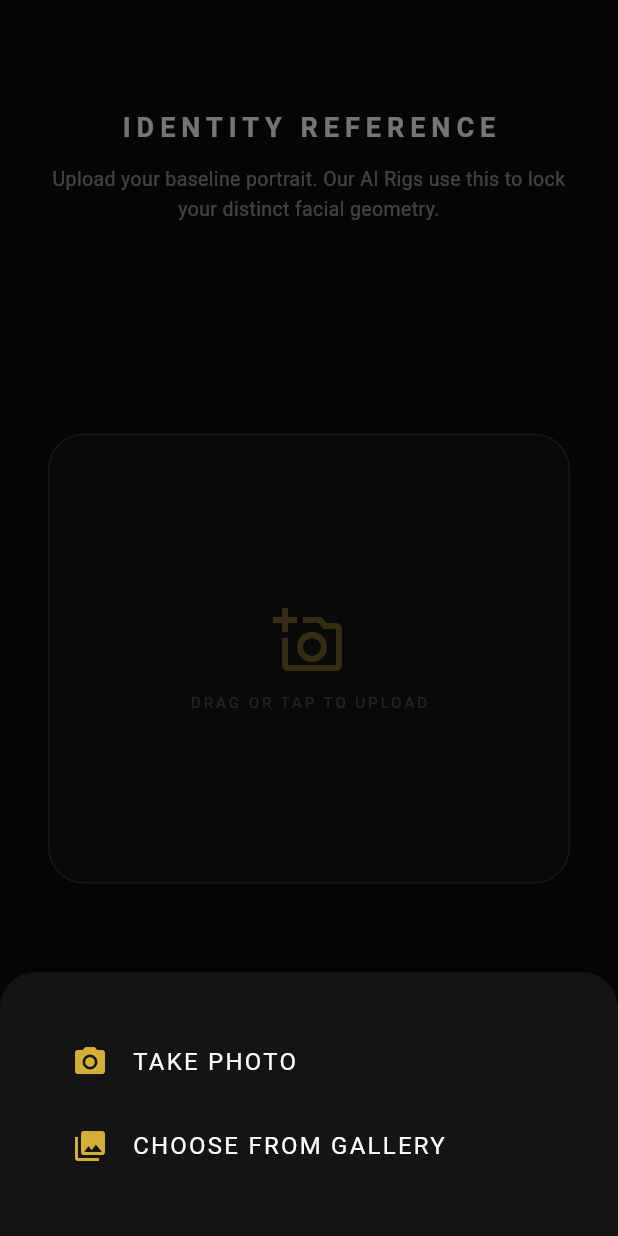
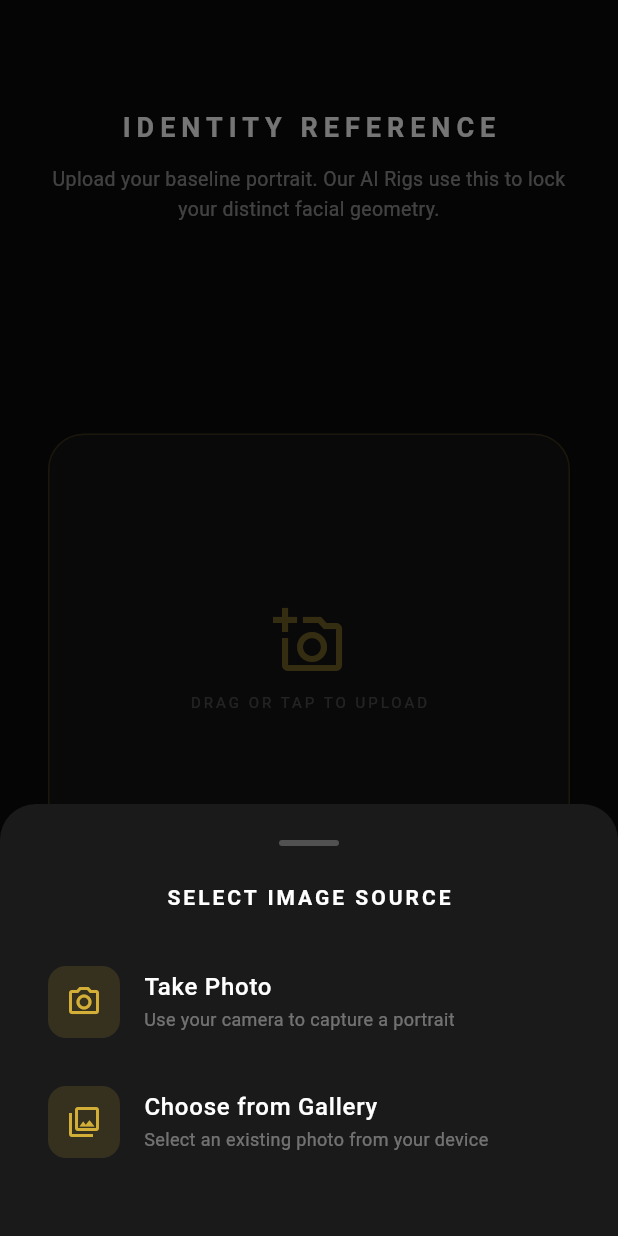
Before and after one commit to Ced-Maker4352/luxe_mobile, a Flutter app: the IdentityReferenceScreen screen opened by its route, after a tap on "DRAG OR TAP TO UPLOAD", on a phone screen of 412 x 824 dp. Run offline on Flutter 3.47's test engine with Material 3 defaults, Android fonts, the phone set to English and light mode, and no system bars; our stand-ins replace flutter_dotenv, google_generative_ai, image_picker; missing offline and left inert: flutter_stripe; network calls fail.

Commit message:
feat(screen): add access granted flow and refactor image picker to use bytes and modal sheet

```diff
--- a/lib/main.dart
+++ b/lib/main.dart
@@ -6,6 +6,7 @@ import 'screens/boutique_screen.dart';
 import 'screens/camera_selection_screen.dart';
 import 'screens/identity_reference_screen.dart';
 import 'screens/studio_dashboard_screen.dart';
+import 'screens/access_granted_screen.dart';
 import 'providers/session_provider.dart';
 import 'services/stripe_service.dart';
 
--- a/lib/screens/identity_reference_screen.dart
+++ b/lib/screens/identity_reference_screen.dart
@@ -1,4 +1,5 @@
-import 'dart:io';
+import 'dart:typed_data';
+import 'package:flutter/foundation.dart';
 import 'package:flutter/material.dart';
 import 'package:image_picker/image_picker.dart';
 import 'package:provider/provider.dart';
@@ -14,16 +15,131 @@ class IdentityReferenceScreen extends StatefulWidget {
 }
 
 class _IdentityReferenceScreenState extends State<IdentityReferenceScreen> {
+  Uint8List? _imageBytes;
+  String? _imageName;
   final ImagePicker _picker = ImagePicker();
-  XFile? _image;
 
-  Future<void> _pickImage(ImageSource source) async {
-    final XFile? selected = await _picker.pickImage(source: source);
-    if (selected != null) {
-      setState(() {
-        _image = selected;
-      });
-      context.read<SessionProvider>().uploadImage(selected.path);
+  void _showImageSourceOptions() {
+    showModalBottomSheet(
+      context: context,
+      backgroundColor: const Color(0xFF1A1A1A),
+      shape: const RoundedRectangleBorder(
+        borderRadius: BorderRadius.vertical(top: Radius.circular(24)),
+      ),
+      builder: (context) => SafeArea(
+        child: Padding(
+          padding: const EdgeInsets.symmetric(vertical: 24, horizontal: 16),
+          child: Column(
+            mainAxisSize: MainAxisSize.min,
+            children: [
+              Container(
+                width: 40,
+                height: 4,
+                decoration: BoxDecoration(
+                  color: Colors.white24,
+                  borderRadius: BorderRadius.circular(2),
+                ),
+              ),
+              const SizedBox(height: 24),
+              const Text(
+                'SELECT IMAGE SOURCE',
+                style: TextStyle(
+                  color: Colors.white,
+                  letterSpacing: 2,
+                  fontSize: 14,
+                  fontWeight: FontWeight.bold,
+                ),
+              ),
+              const SizedBox(height: 24),
+              ListTile(
+                leading: Container(
+                  padding: const EdgeInsets.all(12),
+                  decoration: BoxDecoration(
+                    color: const Color(0xFFD4AF37).withValues(alpha: 0.15),
+                    borderRadius: BorderRadius.circular(12),
+                  ),
+                  child: const Icon(
+                    Icons.camera_alt_outlined,
+                    color: Color(0xFFD4AF37),
+                  ),
+                ),
+                title: const Text(
+                  'Take Photo',
+                  style: TextStyle(color: Colors.white, fontWeight: FontWeight.w500),
+                ),
+                subtitle: const Text(
+                  'Use your camera to capture a portrait',
+                  style: TextStyle(color: Colors.white38, fontSize: 12),
+                ),
+                onTap: () {
+                  Navigator.pop(context);
+                  _pickImage(fromCamera: true);
+                },
+              ),
+              const SizedBox(height: 8),
+              ListTile(
+                leading: Container(
+                  padding: const EdgeInsets.all(12),
+                  decoration: BoxDecoration(
+                    color: const Color(0xFFD4AF37).withValues(alpha: 0.15),
+                    borderRadius: BorderRadius.circular(12),
+                  ),
+                  child: const Icon(
+                    Icons.photo_library_outlined,
+                    color: Color(0xFFD4AF37),
+                  ),
+                ),
+                title: const Text(
+                  'Choose from Gallery',
+                  style: TextStyle(color: Colors.white, fontWeight: FontWeight.w500),
+                ),
+                subtitle: const Text(
+                  'Select an existing photo from your device',
+                  style: TextStyle(color: Colors.white38, fontSize: 12),
+                ),
+                onTap: () {
+                  Navigator.pop(context);
+                  _pickImage(fromCamera: false);
+                },
+              ),
+              const SizedBox(height: 16),
+            ],
+          ),
+        ),
+      ),
+    );
+  }
+
+  Future<void> _pickImage({required bool fromCamera}) async {
+    try {
+      final XFile? pickedFile = await _picker.pickImage(
+        source: fromCamera ? ImageSource.camera : ImageSource.gallery,
+        maxWidth: 1920,
+        maxHeight: 1920,
+        imageQuality: 85,
+        preferredCameraDevice: CameraDevice.front,
+      );
+
+      if (pickedFile != null) {
+        final bytes = await pickedFile.readAsBytes();
+        setState(() {
+          _imageBytes = bytes;
+          _imageName = pickedFile.name;
+        });
+        if (mounted) {
+          context.read<SessionProvider>().uploadImage(pickedFile.name);
+        }
+      }
+    } catch (e) {
+      debugPrint('Error picking image: $e');
+      if (mounted) {
+        ScaffoldMessenger.of(context).showSnackBar(
+          SnackBar(
+            content: Text('Failed to pick image: ${e.toString()}'),
+            backgroundColor: Colors.red.shade700,
+          ),
+        );
+      }
     }
   }
 
@@ -60,7 +176,7 @@ class _IdentityReferenceScreenState extends State<IdentityReferenceScreen> {
               const Spacer(),
 
               GestureDetector(
-                onTap: () => _showPickerOptions(context),
+                onTap: _showImageSourceOptions,
                 child: Container(
                   height: 300,
                   width: double.infinity,
@@ -71,11 +187,11 @@ class _IdentityReferenceScreenState extends State<IdentityReferenceScreen> {
                       color: const Color(0xFFD4AF37).withValues(alpha: 0.2),
                     ),
                   ),
-                  child: _image != null
+                  child: _imageBytes != null
                       ? ClipRRect(
                           borderRadius: BorderRadius.circular(24),
-                          child: Image.file(
-                            File(_image!.path),
+                          child: Image.memory(
+                            _imageBytes!,
                             fit: BoxFit.cover,
                           ),
                         )
@@ -105,7 +221,7 @@ class _IdentityReferenceScreenState extends State<IdentityReferenceScreen> {
 
               const Spacer(),
 
-              if (_image != null)
+              if (_imageBytes != null)
                 SizedBox(
                   width: double.infinity,
                   child: ElevatedButton(
@@ -137,9 +253,9 @@ class _IdentityReferenceScreenState extends State<IdentityReferenceScreen> {
 
               const SizedBox(height: 16),
               TextButton(
-                onPressed: () => _showPickerOptions(context),
+                onPressed: _showImageSourceOptions,
                 child: Text(
-                  _image == null
+                  _imageBytes == null
                       ? 'HOW TO CHOOSE THE BEST PHOTO'
                       : 'CHANGE REFERENCE IMAGE',
                   style: const TextStyle(
@@ -156,46 +272,4 @@ class _IdentityReferenceScreenState extends State<IdentityReferenceScreen> {
     );
   }
 
-  void _showPickerOptions(BuildContext context) {
-    showModalBottomSheet(
-      context: context,
-      backgroundColor: const Color(0xFF141414),
-      shape: const RoundedRectangleBorder(
-        borderRadius: BorderRadius.vertical(top: Radius.circular(24)),
-      ),
-      builder: (context) => Container(
-        padding: const EdgeInsets.all(32),
-        child: Column(
-          mainAxisSize: MainAxisSize.min,
-          children: [
-            ListTile(
-              leading: const Icon(Icons.camera_alt, color: Color(0xFFD4AF37)),
-              title: const Text(
-                'TAKE PHOTO',
-                style: TextStyle(color: Colors.white, letterSpacing: 1.5),
-              ),
-              onTap: () {
-                Navigator.pop(context);
-                _pickImage(ImageSource.camera);
-              },
-            ),
-            ListTile(
-              leading: const Icon(
-                Icons.photo_library,
-                color: Color(0xFFD4AF37),
-              ),
-              title: const Text(
-                'CHOOSE FROM GALLERY',
-                style: TextStyle(color: Colors.white, letterSpacing: 1.5),
-              ),
-              onTap: () {
-                Navigator.pop(context);
-                _pickImage(ImageSource.gallery);
-              },
-            ),
-          ],
-        ),
-      ),
-    );
-  }
 }
--- a/lib/services/stripe_service.dart
+++ b/lib/services/stripe_service.dart
@@ -32,9 +32,7 @@ class StripeService {
     try {
       // On web, use payment links instead of native PaymentSheet
       if (kIsWeb) {
-        debugPrint(
-          'Stripe: Web platform detected, use getPaymentLink() instead',
-        );
+        debugPrint('Stripe: Web platform detected, use getPaymentLink() instead');
         return false;
       }
 
--- a/pubspec.yaml
+++ b/pubspec.yaml
@@ -7,13 +7,14 @@ environment:
   sdk: ^3.8.1
 
 dependencies:
+  file_picker: '>=8.1.2'
   flutter:
     sdk: flutter
   flutter_dotenv: ^6.0.0
   flutter_stripe: ^12.2.0
   google_generative_ai: ^0.4.7
   http: ^1.6.0
-  image_picker: ^1.2.1
+  image_picker: '>=1.1.2'
   provider: ^6.1.5+1
   url_launcher: ^6.3.2
 
```
Also changed, not shown: lib/screens/access_granted_screen.dart (added, +267 -0 lines), lib/screens/boutique_screen.dart (+19 -6 lines), pubspec.lock, 1 other file.
